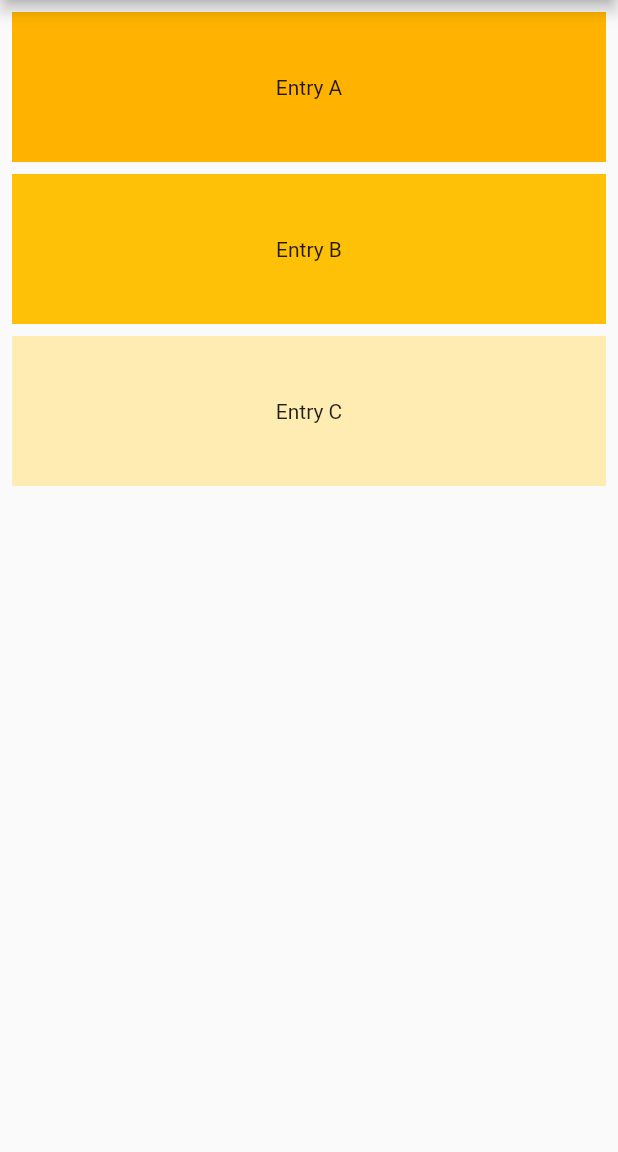
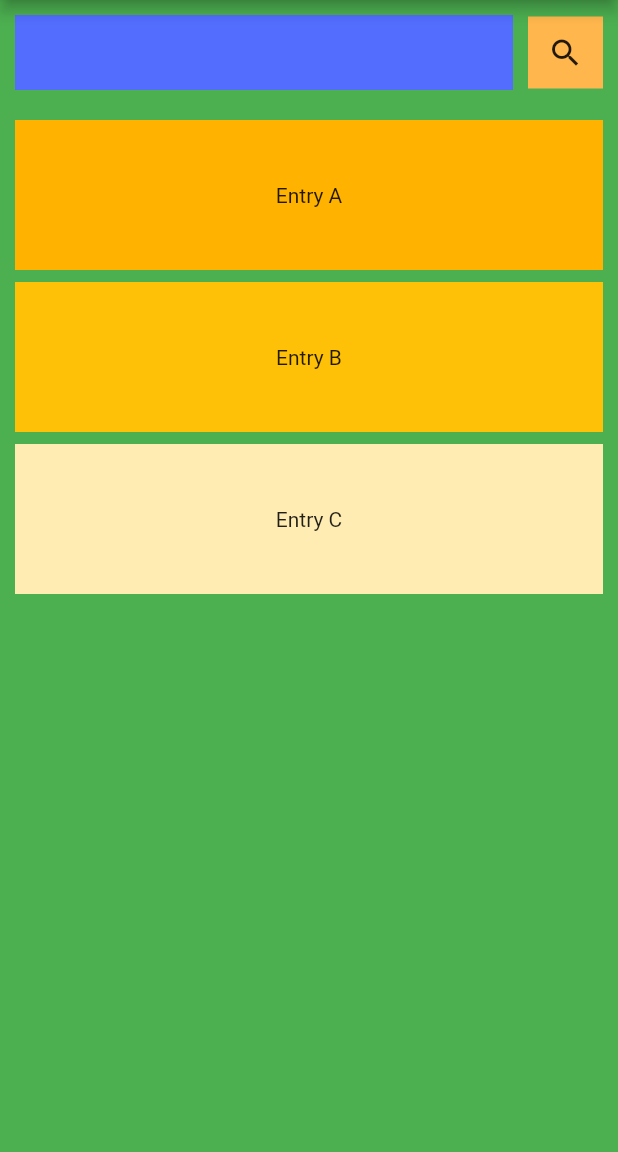
Before and after one commit to syafiqabdillah/learn-flutter, a Flutter app: the HomeScreen screen opened by its route, on a phone screen of 412 x 824 dp, the part 84-1236 px from its top. Run offline on Flutter 3.47's test engine with Material 2 defaults, Android fonts, the phone set to English and light mode, and no system bars.

Commit message:
yeah not much

```diff
--- a/lib/screens/home/components/list_view.dart
+++ b/lib/screens/home/components/list_view.dart
@@ -9,7 +9,7 @@ class ListItem extends StatelessWidget {
     final List<int> colorCodes = <int>[600, 500, 100];
 
     return ListView.builder(
-        padding: const EdgeInsets.all(8),
+        padding: const EdgeInsets.all(10),
         itemCount: entries.length,
         itemBuilder: (BuildContext context, int index) {
           return Container(
--- /dev/null
+++ b/lib/screens/home/components/search.dart
@@ -0,0 +1,38 @@
+import 'package:flutter/material.dart';
+
+class SearchBar extends StatefulWidget {
+  const SearchBar({Key? key}) : super(key: key);
+
+  @override
+  _SearchBarState createState() => _SearchBarState();
+}
+
+class _SearchBarState extends State<SearchBar> {
+  @override
+  Widget build(BuildContext context) {
+    return Container(
+      height: 70,
+      padding: EdgeInsets.all(10),
+      child: Row(
+        children: [
+          Expanded(
+            child: Container(
+              color: Colors.indigoAccent,
+            ),
+          ),
+          Container(
+            color: Colors.orange[300],
+            width: 50,
+            margin: EdgeInsets.only(left: 10),
+            child: IconButton(
+              icon: Icon(Icons.search),
+              onPressed: () {
+                print('click search');
+              },
+            ),
+          )
+        ],
+      ),
+    );
+  }
+}
--- a/lib/screens/home/home.dart
+++ b/lib/screens/home/home.dart
@@ -1,6 +1,7 @@
 import 'package:flutter/material.dart';
 
 import 'components/list_view.dart';
+import 'components/search.dart';
 
 class HomeScreen extends StatefulWidget {
   static String routeName = 'home';
@@ -15,10 +16,19 @@ class _HomeScreenState extends State<HomeScreen> {
   @override
   Widget build(BuildContext context) {
     return Scaffold(
-      appBar: AppBar(
-        title: Text("Learn Flutter"),
-      ),
-      body: ListItem(),
-    );
+        appBar: AppBar(
+          title: Text("Learn Flutter"),
+        ),
+        body: Container(
+          color: Colors.green,
+          child: Column(
+            children: [
+              SearchBar(),
+              Expanded(
+                child: ListItem(),
+              )
+            ],
+          ),
+        ));
   }
 }
```
